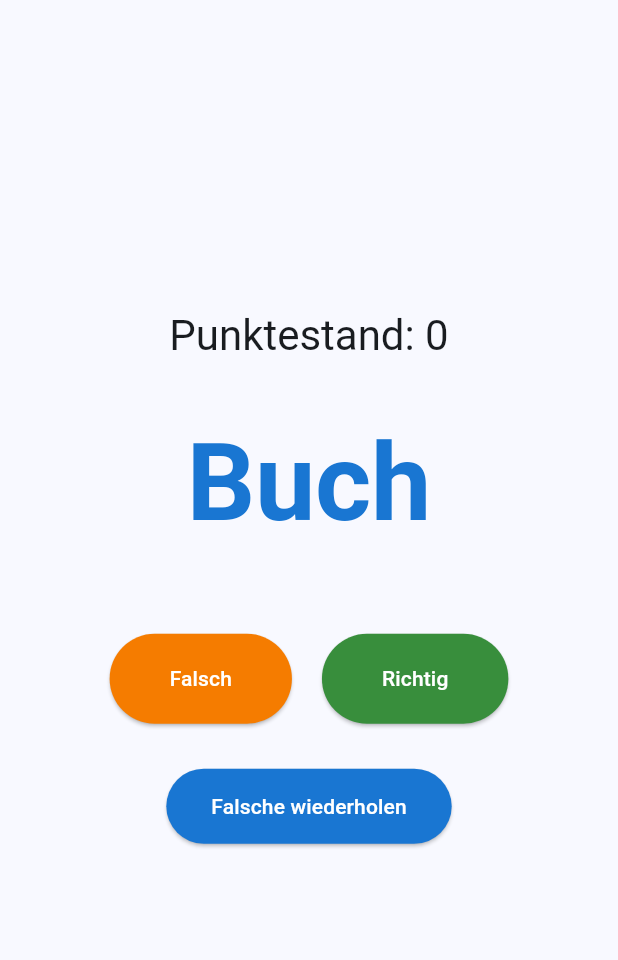
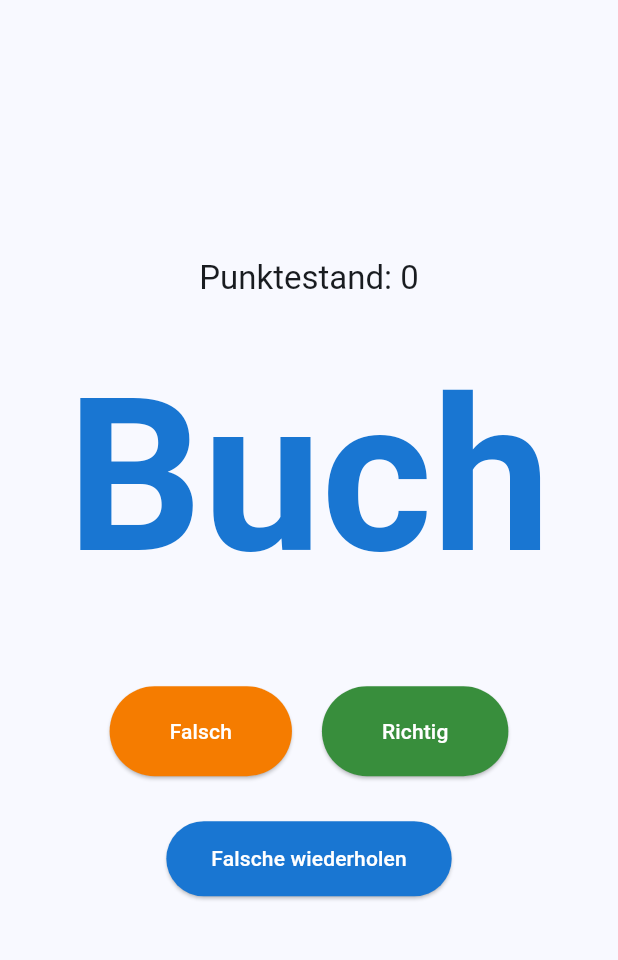
Before and after one commit to ichthyscode/read_kids, a Flutter app: the screen it shows after launch, on a phone screen of 412 x 824 dp, the part 84-1044 px from its top. Run offline on Flutter 3.47's test engine with Material 3 defaults, Android fonts, the phone set to English and light mode, and no system bars; our stand-ins replace flutter_animate.

Commit message:
word text size inceased

```diff
--- a/lib/main.dart
+++ b/lib/main.dart
@@ -187,13 +187,13 @@ class ReadingGamePageState extends State<ReadingGamePage> {
           children: <Widget>[
             Text(
               'Punktestand: $score',
-              style: Theme.of(context).textTheme.headlineMedium?.copyWith(fontSize: 28),
+              style: Theme.of(context).textTheme.headlineMedium?.copyWith(fontSize: 22),
             ),
             const SizedBox(height: 40),
             if (flashcards.isNotEmpty)
               RichText(
                 text: TextSpan(
-                  style: Theme.of(context).textTheme.displayLarge?.copyWith(fontSize: 72, fontWeight: FontWeight.bold),
+                  style: Theme.of(context).textTheme.displayLarge?.copyWith(fontSize: 142, fontWeight: FontWeight.bold),
                   children: colorizeSyllables(flashcards[0].text, colors),
                 ),
               )
```
